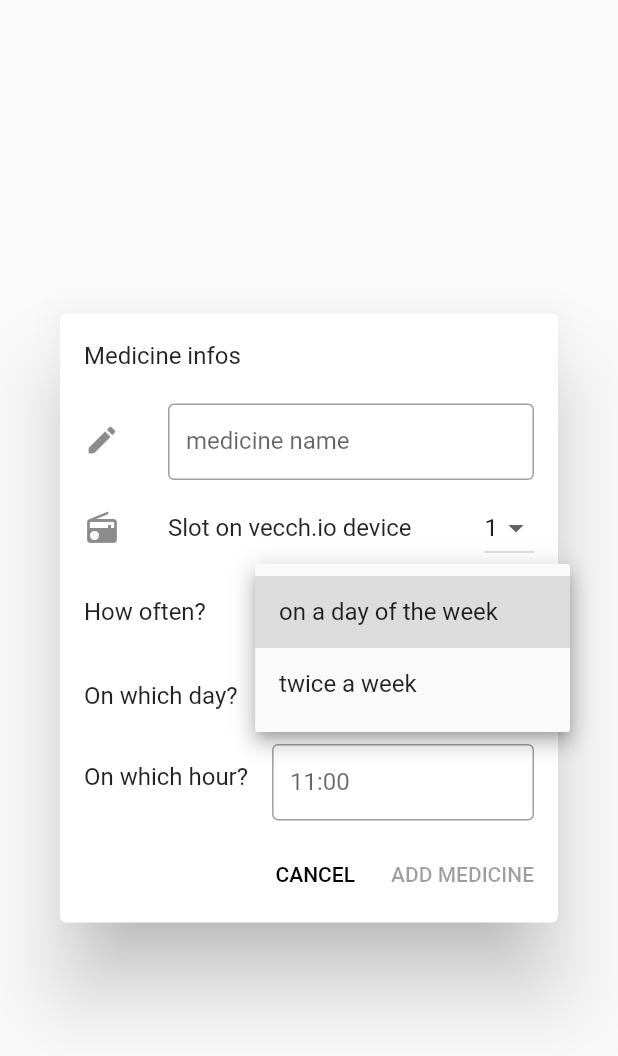
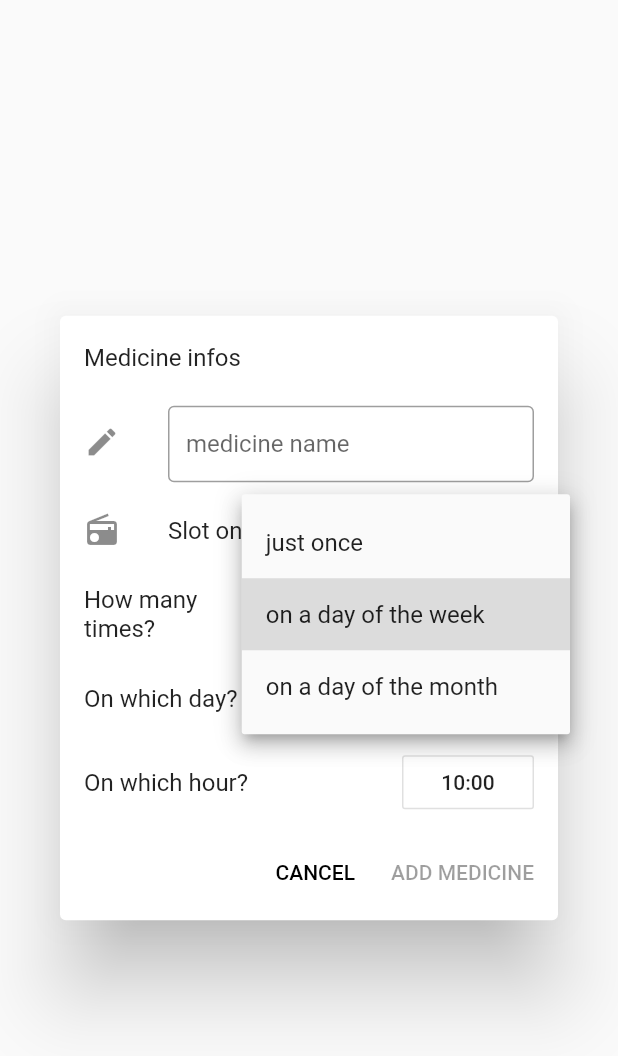
Before and after one commit to rom42pla/vecch.io, a Flutter app: the AddMedicineDialog widget shown alone on an empty page, opened directly, after a tap on "on a day of the week", on a phone screen of 412 x 824 dp. Shown: the top 1056 px of the screen. Run offline on Flutter 3.47's test engine with Material 2 defaults, Android fonts, the phone set to English and light mode, and no system bars; our stand-ins replace cloud_firestore, flutter_local_notifications, sembast; missing offline and left inert: requests; accounts and stored records are empty.

Commit message:
Update Schedule medicine

```diff
--- a/lib/pages/medicines.dart
+++ b/lib/pages/medicines.dart
@@ -46,9 +46,6 @@ class _MedicinesPageState extends State<MedicinesPage> {
                       DateTime.parse(_medicines[_name]["registration_date"]);
                   int _containerSlot = _medicines[_name]["container_slot"];
                   List _alarms = _medicines[_name]["alarms"];
-                  String _schedule = _medicines[_name]["schedule"];
-                  String _scheduleDay = _medicines[_name]["scheduleDay"];
-                  String _scheduleHour = _medicines[_name]["scheduleHour"];
 
                   /// widget definition
                   _medicinesWidgets.add(Card(
@@ -75,18 +72,6 @@ class _MedicinesPageState extends State<MedicinesPage> {
                           leading: Icon(Icons.radio),
                           title: Text('Slot on vecch.io device'),
                           trailing: Text(_containerSlot.toString())),
-                      ListTile(
-                          leading: Icon(Icons.access_time),
-                          title: Text('Scheduled medicines'),
-                          trailing: Text(_schedule.toString())),
-                      ListTile(
-                          leading: Icon(Icons.access_time),
-                          title: Text('Scheduled Day'),
-                          trailing: Text(_scheduleDay.toString())),
-                      ListTile(
-                          leading: Icon(Icons.access_time),
-                          title: Text('Scheduled Hour'),
-                          trailing: Text(_scheduleHour.toString())),
                       ListTile(
                         leading: Icon(Icons.alarm),
                         title: Text('Alarms'),
@@ -192,9 +177,147 @@ class AddMedicineDialog extends StatefulWidget {
 class _AddMedicineDialogState extends State<AddMedicineDialog> {
   String _medicineName = "";
   int _slot = 1;
-  String _schedule = 'on a day of the week';
-  String _scheduleDay = 'Monday';
-  String _scheduleHour = "11:00";
+
+  List _setAlarmAddMedicine = List<Widget>();
+  String _newAlarmType = 'on a day of the week';
+  DateTime _newAlarmOnceDay = DateTime.now();
+  String _newAlarmWeekDay = 'monday';
+  int _newAlarmMonthDay = 1;
+  TimeOfDay _newAlarmHour = TimeOfDay(hour: TimeOfDay.now().hour, minute: 0);
+
+  List <Widget> _alarmInAddMedicine(){
+
+    List _setAlarmAddMedicine = List<Widget>();
+
+    ///
+    /// how many times
+    _setAlarmAddMedicine.add(ListTile(
+        title: Text("How many times?"),
+        trailing: DropdownButton<String>(
+          value: _newAlarmType,
+          items: <String>[
+            'just once',
+            'on a day of the week',
+            'on a day of the month'
+          ].map((String value) {
+            return DropdownMenuItem<String>(
+              value: value,
+              child: Text(value),
+            );
+          }).toList(),
+          onChanged: (_type) {
+            setState(() {
+              _newAlarmType = _type;
+            });
+          },
+        )));
+
+    ///
+    /// time setting: just once
+    ///
+    switch (_newAlarmType) {
+      case "just once":
+        {
+          /// day
+          _setAlarmAddMedicine.add(ListTile(
+            title: Text("On what day?"),
+            trailing: OutlineButton(
+              child: Text(_newAlarmOnceDay.month.toString() +
+                  "/" +
+                  _newAlarmOnceDay.day.toString() +
+                  "/" +
+                  _newAlarmOnceDay.year.toString()),
+              onPressed: () async {
+                DateTime _chosenDate = await showDatePicker(
+                    context: context,
+                    initialDate: _newAlarmOnceDay,
+                    firstDate: DateTime.now(),
+                    lastDate: DateTime(DateTime.now().year + 2));
+                setState(() {
+                  _newAlarmOnceDay =
+                      (_chosenDate != null) ? _chosenDate : _newAlarmOnceDay;
+                });
+              },
+            ),
+          ));
+          break;
+        }
+      case "on a day of the week":
+        {
+          _setAlarmAddMedicine.add(ListTile(
+              title: Text("On which day?"),
+              trailing: DropdownButton<String>(
+                value: _newAlarmWeekDay,
+                items: <String>[
+                  'monday',
+                  'tuesday',
+                  'wednesday',
+                  'thursday',
+                  'friday',
+                  'saturday',
+                  'sunday'
+                ].map((String value) {
+                  return DropdownMenuItem<String>(
+                    value: value,
+                    child: Text(value),
+                  );
+                }).toList(),
+                onChanged: (_day) {
+                  setState(() {
+                    _newAlarmWeekDay = _day;
+                  });
+                },
+              )));
+          break;
+        }
+      case "on a day of the month":
+        {
+          {
+            List<String> _monthDays = List<String>();
+            new List<int>.generate(31, (i) => i + 1)
+                .forEach((element) => _monthDays.add(element.toString()));
+            _setAlarmAddMedicine.add(ListTile(
+                title: Text("On which day?"),
+                trailing: DropdownButton<String>(
+                  value: _newAlarmMonthDay.toString(),
+                  items: _monthDays.map((String value) {
+                    return DropdownMenuItem<String>(
+                      value: value,
+                      child: Text(value),
+                    );
+                  }).toList(),
+                  onChanged: (_day) {
+                    setState(() {
+                      _newAlarmMonthDay = int.parse(_day);
+                    });
+                  },
+                )));
+            break;
+          }
+        }
+    }
+
+    /// hour
+    _setAlarmAddMedicine.add(ListTile(
+      title: Text("On which hour?"),
+      trailing: OutlineButton(
+        child: Text(_newAlarmHour.hour.toString().padLeft(2, "0") +
+            ":" +
+            _newAlarmHour.minute.toString().padLeft(2, "0")),
+        onPressed: () async {
+          TimeOfDay _chosenHour = await showTimePicker(
+              context: context, initialTime: _newAlarmHour);
+          setState(() {
+            _newAlarmHour =
+                (_chosenHour != null) ? _chosenHour : _newAlarmHour;
+          });
+        },
+      ),
+    ));
+
+    return _setAlarmAddMedicine;
+  }
+
 
 
   Widget build(BuildContext context) {
@@ -242,59 +365,7 @@ class _AddMedicineDialogState extends State<AddMedicineDialog> {
               },
             ),
           ),
-          ListTile(
-            //leading: Icon(Icons.radio),
-            title: Text("How often?"),
-            trailing: DropdownButton<String>(
-              value: _schedule,
-              items: <String>['on a day of the week', 'twice a week'].map((String value) {
-                return DropdownMenuItem<String>(
-                  value: value,
-                  child: Text(value),
-                );
-              }).toList(),
-              onChanged: (_newSchedule) {
-                setState(() {
-                  _schedule = _newSchedule;
-                });
-              },
-            ),
-          ),
-          ListTile(
-            //leading: Icon(Icons.radio),
-            title: Text("On which day?"),
-            trailing: DropdownButton<String>(
-              value: _scheduleDay,
-              items: <String>['Monday', 'Thusday', 'Wednesday', 'Thursday', 'Friday', 'Saturday', 'Sunday'].map((String value) {
-                return DropdownMenuItem<String>(
-                  value: value,
-                  child: Text(value),
-                );
-              }).toList(),
-              onChanged: (_newScheduleDay) {
-                setState(() {
-                  _scheduleDay = _newScheduleDay;
-                });
-              },
-            ),
-          ),
-          ListTile(
-            title: TextFormField(
-              textCapitalization: TextCapitalization.sentences,
-              decoration: InputDecoration(
-                isDense: true,
-                border: OutlineInputBorder(),
-                labelText: _scheduleHour,
-              ),
-              autocorrect: false,
-              onChanged: (_newscheduleHour) {
-                setState(() {
-                  _scheduleHour = _newscheduleHour;
-                });
-              },
-            ),
-            leading: Text("On which hour?", style: TextStyle(fontSize: 16.0)),
-          ),
+          ..._alarmInAddMedicine(),
           ButtonBar(children: <Widget>[
             FlatButton(
               child: Text("CANCEL"),
@@ -306,8 +377,50 @@ class _AddMedicineDialogState extends State<AddMedicineDialog> {
                 child: Text("ADD MEDICINE"),
                 onPressed: (_medicineName != "")
                     ? () async {
+
+                      Map _alarm;
+                      switch (_newAlarmType) {
+                        case "just once":
+                          {
+                            _alarm = {
+                              "type": "once",
+                              "day": _newAlarmOnceDay.year.toString() +
+                                  "/" +
+                                  _newAlarmOnceDay.month.toString().padLeft(2, "0") +
+                                  "/" +
+                                  _newAlarmOnceDay.day.toString().padLeft(2, "0"),
+                              "hour": _newAlarmHour.hour.toString().padLeft(2, "0") +
+                                  ":" +
+                                  _newAlarmHour.minute.toString().padLeft(2, "0")
+                            };
+                            break;
+                          }
+                        case "on a day of the week":
+                          {
+                            _alarm = {
+                              "type": "weekly",
+                              "day": _newAlarmWeekDay,
+                              "hour": _newAlarmHour.hour.toString().padLeft(2, "0") +
+                                  ":" +
+                                  _newAlarmHour.minute.toString().padLeft(2, "0")
+                            };
+                            break;
+                          }
+                        case "on a day of the month":
+                          {
+                            _alarm = {
+                              "type": "monthly",
+                              "day": _newAlarmMonthDay,
+                              "hour": _newAlarmHour.hour.toString().padLeft(2, "0") +
+                                  ":" +
+                                  _newAlarmHour.minute.toString().padLeft(2, "0")
+                            };
+                          }
+                          break;
+                        }
+
                         await DatabaseProvider().addMedicine(
-                            medicineName: _medicineName, slot: _slot, schedule: _schedule, scheduleDay: _scheduleDay, scheduleHour: _scheduleHour);
+                            medicineName: _medicineName, slot: _slot, alarmMap: _alarm);
                         Navigator.pop(context);
                       }
                     : null),
```
Also changed, not shown: lib/providers/database.dart (+7 -11 lines).
